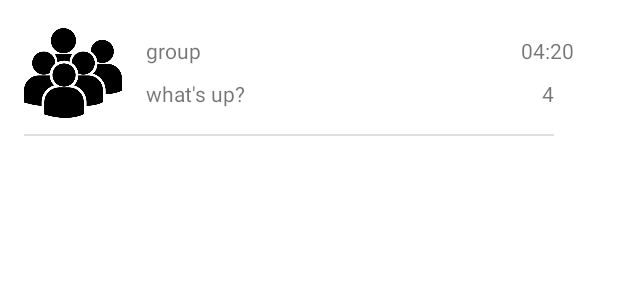
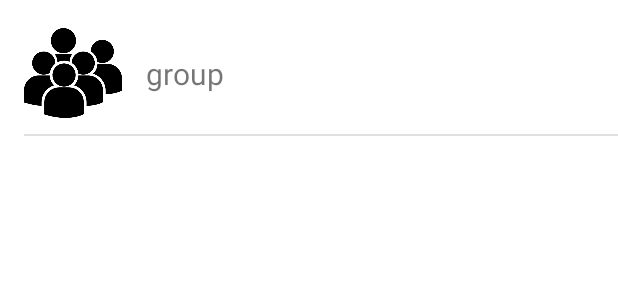
Before and after one commit to BenitoBotik/SotDL, an Android app: the layout recycleitem_game.xml on its own in the app's theme, with its tools: preview values and no code run, on a phone screen of 412 x 824 dp. Shown: the top 300 px of the screen. Run offline under Robolectric (Android 15) with nearby library versions, the phone set to English and light mode, and no system bars; Roboto replaces fonts that are not available here.

Commit message:
edited recycle item game

```diff
--- a/app/src/main/java/com/example/example_project/ui/game/games_list/GameAdapter.java
+++ b/app/src/main/java/com/example/example_project/ui/game/games_list/GameAdapter.java
@@ -38,7 +38,6 @@ public class GameAdapter extends RecyclerView.Adapter<GameAdapter.ChatViewHolder
     public void onBindViewHolder(@NonNull ChatViewHolder holder, int position) {
         Game currentGame = games.get(position);
         holder.nameTextView.setText(currentGame.getName());
-        holder.messageTextView.setText(currentGame.getGm());
         holder.iconImageView.setImageResource(holder.nameTextView.getResources().getIdentifier(currentGame.getMap(), "drawable", holder.nameTextView.getContext().getPackageName()));
     }
 
@@ -54,15 +53,11 @@ public class GameAdapter extends RecyclerView.Adapter<GameAdapter.ChatViewHolder
     public static class ChatViewHolder extends RecyclerView.ViewHolder {
 
         public TextView nameTextView;
-        public TextView messageTextView;
-        public TextView timeTextView;
-        public TextView unreadTextView;
         public ImageView iconImageView;
 
         public ChatViewHolder(@NonNull View itemView) {
             super(itemView);
             nameTextView = itemView.findViewById(R.id.textview_group_name);
-            messageTextView = itemView.findViewById(R.id.textview_last_message);
             iconImageView = itemView.findViewById(R.id.imageview_group_icon);
 
             itemView.setOnClickListener(new View.OnClickListener() {
--- a/app/src/main/res/layout/recycleitem_game.xml
+++ b/app/src/main/res/layout/recycleitem_game.xml
@@ -20,43 +20,11 @@
         android:layout_width="0dp"
         android:layout_height="wrap_content"
         android:layout_marginStart="16dp"
-        android:layout_marginTop="8dp"
         android:text="group"
+        android:textSize="20sp"
+        app:layout_constraintBottom_toBottomOf="@+id/imageview_group_icon"
         app:layout_constraintStart_toEndOf="@+id/imageview_group_icon"
         app:layout_constraintTop_toTopOf="@+id/imageview_group_icon" />
-
-    <TextView
-        android:id="@+id/textview_last_message"
-        android:layout_width="0dp"
-        android:layout_height="wrap_content"
-        android:layout_marginTop="8dp"
-        android:layout_marginBottom="8dp"
-        android:text="what's up?"
-        app:layout_constraintBottom_toBottomOf="@+id/imageview_group_icon"
-        app:layout_constraintStart_toStartOf="@+id/textview_group_name"
-        app:layout_constraintTop_toBottomOf="@+id/textview_group_name" />
-
-    <TextView
-        android:id="@+id/textview_time"
-        android:layout_width="wrap_content"
-        android:layout_height="wrap_content"
-        android:layout_marginStart="200dp"
-        android:layout_marginEnd="16dp"
-        android:text="04:20"
-        app:layout_constraintBottom_toBottomOf="@+id/textview_group_name"
-        app:layout_constraintEnd_toEndOf="parent"
-        app:layout_constraintStart_toEndOf="@+id/textview_group_name"
-        app:layout_constraintTop_toTopOf="@+id/textview_group_name" />
-
-    <TextView
-        android:id="@+id/textview_unread"
-        android:layout_width="wrap_content"
-        android:layout_height="wrap_content"
-        android:text="4"
-        app:layout_constraintBottom_toBottomOf="@+id/textview_last_message"
-        app:layout_constraintEnd_toEndOf="@+id/textview_time"
-        app:layout_constraintStart_toStartOf="@+id/textview_time"
-        app:layout_constraintTop_toTopOf="@+id/textview_last_message" />
 
     <View
         android:id="@+id/divider2"
@@ -64,7 +32,6 @@
         android:layout_height="1dp"
         android:layout_marginTop="8dp"
         android:background="?android:attr/listDivider"
-        app:layout_constraintEnd_toEndOf="@+id/textview_unread"
         app:layout_constraintStart_toStartOf="@+id/imageview_group_icon"
         app:layout_constraintTop_toBottomOf="@+id/imageview_group_icon" />
 </androidx.constraintlayout.widget.ConstraintLayout>
```
